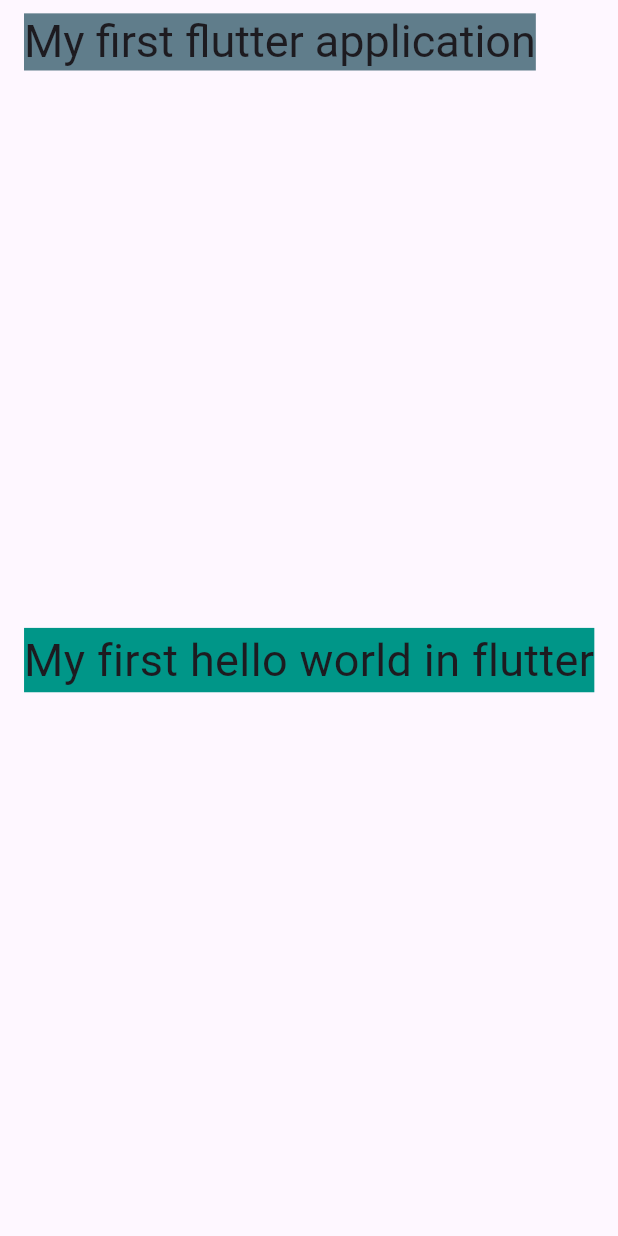
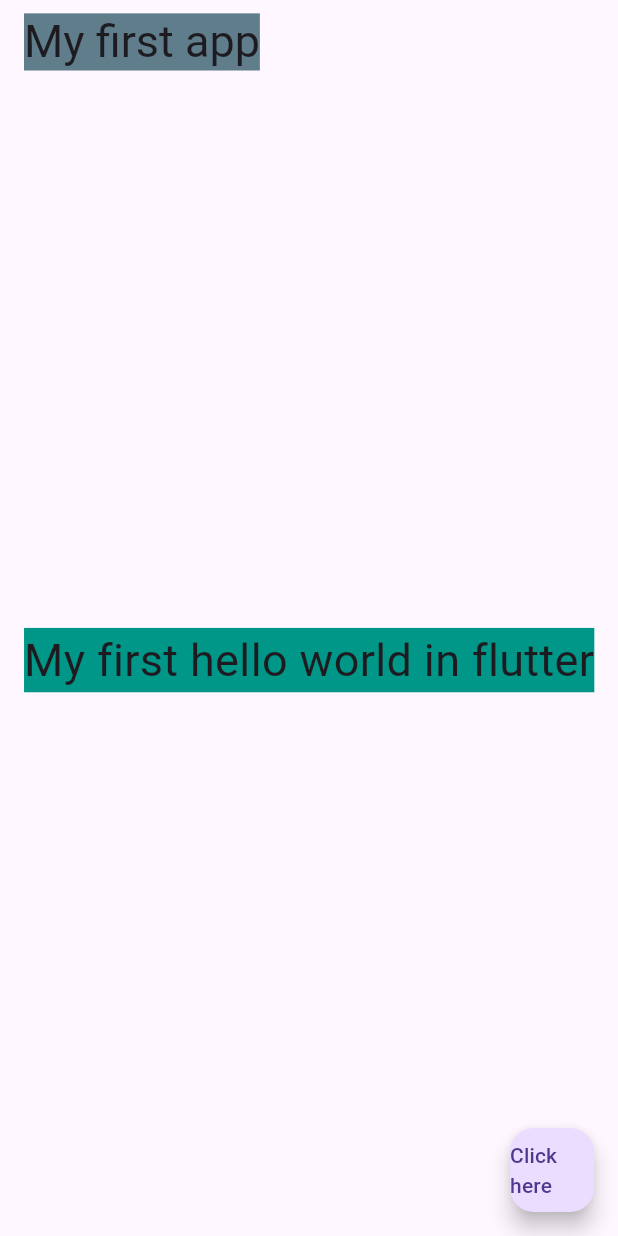
Before and after one commit to Majok-Bol/Widgets_projects, a Flutter app: the screen it shows after launch, on a phone screen of 412 x 824 dp. Run offline on Flutter 3.47's test engine with Material 3 defaults, Android fonts, the phone set to English and light mode, and no system bars.

```diff
--- a/lib/main.dart
+++ b/lib/main.dart
@@ -7,18 +7,27 @@ class MyApp extends StatelessWidget {
   Widget build(BuildContext context) {
     return MaterialApp(
       home: Scaffold(
+        //add top bar
         appBar: AppBar(
+          //add title text
           title: Text(
-            'My first flutter application',
+            'My first app',
             style: TextStyle(fontSize: 30, backgroundColor: Colors.blueGrey),
           ),
         ),
+        //body of the page
         body: Center(
+          //add text to child body
           child: Text(
             'My first hello world in flutter',
             style: TextStyle(fontSize: 30, backgroundColor: Colors.teal),
           ),
         ),
+        //add a button
+        floatingActionButton: FloatingActionButton(
+          onPressed: null,
+          child: Text('Click here'),
+        ),
       ),
     );
   }
```
